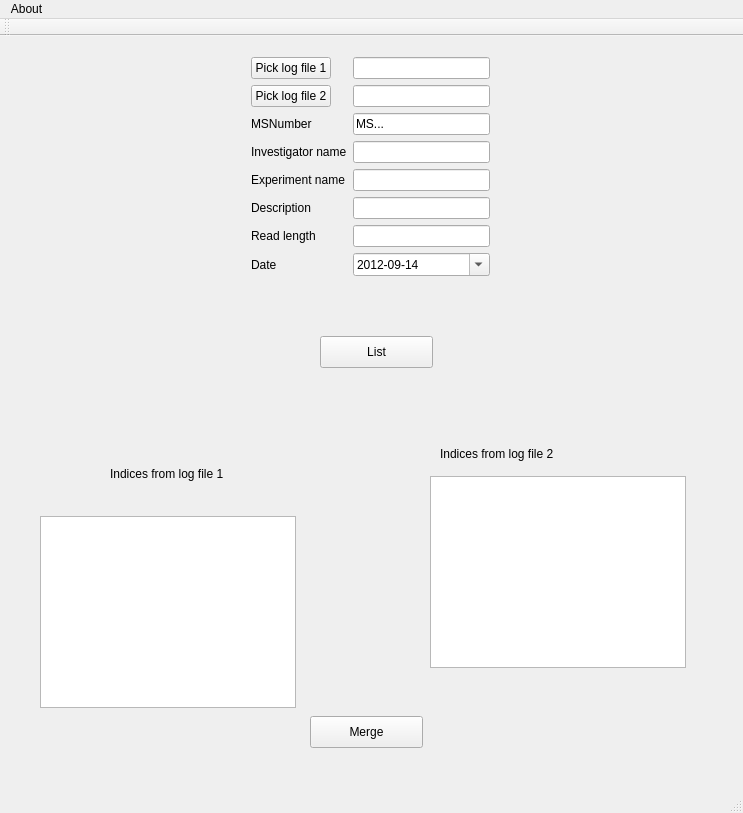
This is mainwindow.ui in medvir/neomerger as Qt 5 draws it before an edit. The edited form follows.
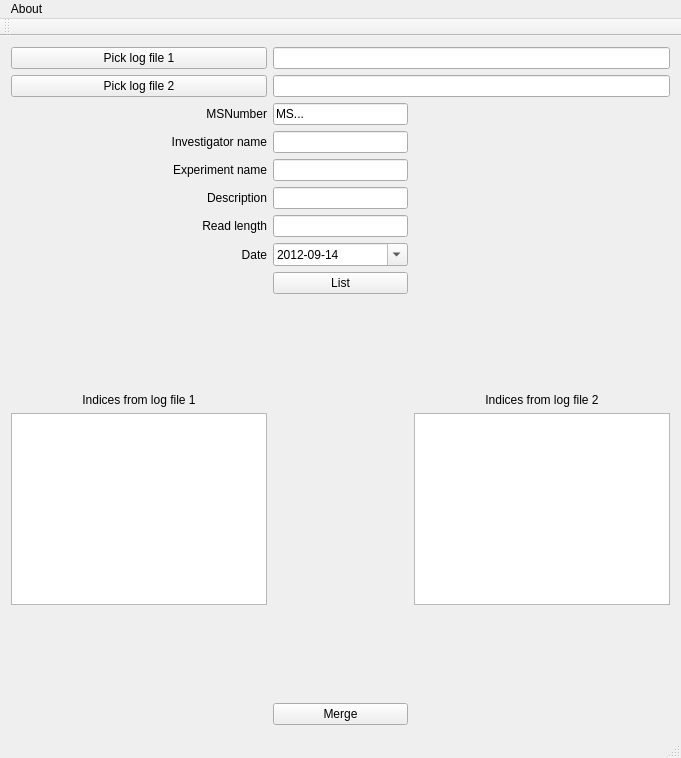
This is the edited form.

Commit message: Layed out, message in status bar says written file

Diff of the .ui file:
```diff
--- a/mainwindow.ui
+++ b/mainwindow.ui
@@ -6,99 +6,149 @@
    <rect>
     <x>0</x>
     <y>0</y>
-    <width>743</width>
-    <height>813</height>
+    <width>681</width>
+    <height>758</height>
    </rect>
   </property>
   <property name="windowTitle">
    <string>MainWindow</string>
   </property>
   <widget class="QWidget" name="centralWidget">
-   <widget class="QWidget" name="layoutWidget">
-    <property name="geometry">
-     <rect>
-      <x>240</x>
-      <y>10</y>
-      <width>261</width>
-      <height>279</height>
-     </rect>
-    </property>
-    <layout class="QFormLayout" name="formLayout">
-     <item row="0" column="0">
-      <widget class="QPushButton" name="log1Button">
+   <layout class="QGridLayout" name="gridLayout">
+    <item row="11" column="0">
+     <widget class="QListWidget" name="listWidget_1"/>
+    </item>
+    <item row="9" column="2">
+     <spacer name="verticalSpacer">
+      <property name="orientation">
+       <enum>Qt::Vertical</enum>
+      </property>
+      <property name="sizeHint" stdset="0">
+       <size>
+        <width>20</width>
+        <height>40</height>
+       </size>
+      </property>
+     </spacer>
+    </item>
+    <item row="10" column="3">
+     <widget class="QLabel" name="label_8">
        <property name="text">
-        <string>Pick log file 1</string>
-       </property>
-      </widget>
-     </item>
-     <item row="0" column="1">
+       <string>Indices from log file 2</string>
+      </property>
+      <property name="alignment">
+       <set>Qt::AlignCenter</set>
+      </property>
+     </widget>
+    </item>
+    <item row="10" column="0">
+     <widget class="QLabel" name="label_7">
+      <property name="text">
+       <string>Indices from log file 1</string>
+      </property>
+      <property name="alignment">
+       <set>Qt::AlignCenter</set>
+      </property>
+     </widget>
+    </item>
+    <item row="13" column="2">
+     <widget class="QPushButton" name="mergeButton">
+      <property name="text">
+       <string>Merge</string>
+      </property>
+     </widget>
+    </item>
+    <item row="0" column="2" colspan="2">
       <widget class="QLineEdit" name="log1_line"/>
      </item>
-     <item row="1" column="0">
-      <widget class="QPushButton" name="log2Button">
+    <item row="7" column="0">
+     <widget class="QLabel" name="label_6">
        <property name="text">
-        <string>Pick log file 2</string>
+       <string>Date</string>
+      </property>
+      <property name="alignment">
+       <set>Qt::AlignRight|Qt::AlignTrailing|Qt::AlignVCenter</set>
        </property>
       </widget>
      </item>
-     <item row="1" column="1">
-      <widget class="QLineEdit" name="log2_line"/>
-     </item>
      <item row="2" column="0">
       <widget class="QLabel" name="label">
        <property name="text">
         <string>MSNumber</string>
        </property>
-      </widget>
-     </item>
-     <item row="2" column="1">
-      <widget class="QLineEdit" name="MS_line">
-       <property name="text">
-        <string>MS...</string>
+      <property name="alignment">
+       <set>Qt::AlignRight|Qt::AlignTrailing|Qt::AlignVCenter</set>
        </property>
       </widget>
      </item>
-     <item row="3" column="0">
-      <widget class="QLabel" name="label_2">
+    <item row="3" column="2">
+     <widget class="QLineEdit" name="inv_line">
        <property name="text">
-        <string>Investigator name</string>
+       <string/>
        </property>
       </widget>
      </item>
-     <item row="3" column="1">
-      <widget class="QLineEdit" name="inv_line"/>
-     </item>
-     <item row="4" column="1">
-      <widget class="QLineEdit" name="exp_line"/>
-     </item>
      <item row="5" column="0">
       <widget class="QLabel" name="label_4">
        <property name="text">
         <string>Description</string>
        </property>
-      </widget>
-     </item>
-     <item row="5" column="1">
+      <property name="alignment">
+       <set>Qt::AlignRight|Qt::AlignTrailing|Qt::AlignVCenter</set>
+      </property>
+     </widget>
+    </item>
+    <item row="5" column="2">
       <widget class="QLineEdit" name="desc_line"/>
      </item>
+    <item row="2" column="2">
+     <widget class="QLineEdit" name="MS_line">
+      <property name="text">
+       <string>MS...</string>
+      </property>
+     </widget>
+    </item>
      <item row="6" column="0">
       <widget class="QLabel" name="label_5">
        <property name="text">
         <string>Read length</string>
        </property>
-      </widget>
-     </item>
-     <item row="6" column="1">
-      <widget class="QLineEdit" name="cycles_line"/>
-     </item>
-     <item row="7" column="0">
-      <widget class="QLabel" name="label_6">
+      <property name="alignment">
+       <set>Qt::AlignRight|Qt::AlignTrailing|Qt::AlignVCenter</set>
+      </property>
+     </widget>
+    </item>
+    <item row="4" column="2">
+     <widget class="QLineEdit" name="exp_line"/>
+    </item>
+    <item row="4" column="0">
+     <widget class="QLabel" name="label_3">
        <property name="text">
-        <string>Date</string>
-       </property>
-      </widget>
-     </item>
-     <item row="7" column="1">
+       <string>Experiment name</string>
+      </property>
+      <property name="alignment">
+       <set>Qt::AlignRight|Qt::AlignTrailing|Qt::AlignVCenter</set>
+      </property>
+     </widget>
+    </item>
+    <item row="3" column="0">
+     <widget class="QLabel" name="label_2">
+      <property name="text">
+       <string>Investigator name</string>
+      </property>
+      <property name="alignment">
+       <set>Qt::AlignRight|Qt::AlignTrailing|Qt::AlignVCenter</set>
+      </property>
+     </widget>
+    </item>
+    <item row="0" column="0">
+     <widget class="QPushButton" name="log1Button">
+      <property name="text">
+       <string>Pick log file 1</string>
+      </property>
+     </widget>
+    </item>
+    <item row="7" column="2">
       <widget class="QDateEdit" name="dateEdit">
        <property name="maximumDate">
         <date>
@@ -122,87 +172,43 @@
        </property>
       </widget>
      </item>
-     <item row="4" column="0">
-      <widget class="QLabel" name="label_3">
+    <item row="1" column="2" colspan="2">
+     <widget class="QLineEdit" name="log2_line"/>
+    </item>
+    <item row="11" column="3">
+     <widget class="QListWidget" name="listWidget_2"/>
+    </item>
+    <item row="1" column="0">
+     <widget class="QPushButton" name="log2Button">
        <property name="text">
-        <string>Experiment name</string>
+       <string>Pick log file 2</string>
        </property>
       </widget>
      </item>
-    </layout>
-   </widget>
+    <item row="6" column="2">
+     <widget class="QLineEdit" name="cycles_line"/>
+    </item>
+    <item row="8" column="2">
    <widget class="QPushButton" name="listButton">
-    <property name="geometry">
-     <rect>
-      <x>320</x>
-      <y>300</y>
-      <width>113</width>
-      <height>32</height>
-     </rect>
-    </property>
     <property name="text">
      <string>List</string>
     </property>
    </widget>
-   <widget class="QPushButton" name="mergeButton">
-    <property name="geometry">
-     <rect>
-      <x>310</x>
-      <y>680</y>
-      <width>113</width>
-      <height>32</height>
-     </rect>
-    </property>
-    <property name="text">
-     <string>Merge</string>
-    </property>
-   </widget>
-   <widget class="QListWidget" name="listWidget_1">
-    <property name="geometry">
-     <rect>
-      <x>40</x>
-      <y>480</y>
-      <width>256</width>
-      <height>192</height>
-     </rect>
-    </property>
-   </widget>
-   <widget class="QListWidget" name="listWidget_2">
-    <property name="geometry">
-     <rect>
-      <x>430</x>
-      <y>440</y>
-      <width>256</width>
-      <height>192</height>
-     </rect>
-    </property>
-   </widget>
-   <widget class="QLabel" name="label_7">
-    <property name="geometry">
-     <rect>
-      <x>110</x>
-      <y>430</y>
-      <width>141</width>
-      <height>16</height>
-     </rect>
-    </property>
-    <property name="text">
-     <string>Indices from log file 1</string>
-    </property>
-   </widget>
-   <widget class="QLabel" name="label_8">
-    <property name="geometry">
-     <rect>
-      <x>440</x>
-      <y>410</y>
-      <width>141</width>
-      <height>16</height>
-     </rect>
-    </property>
-    <property name="text">
-     <string>Indices from log file 2</string>
-    </property>
-   </widget>
+    </item>
+    <item row="12" column="2">
+     <spacer name="verticalSpacer_2">
+      <property name="orientation">
+       <enum>Qt::Vertical</enum>
+      </property>
+      <property name="sizeHint" stdset="0">
+       <size>
+        <width>20</width>
+        <height>40</height>
+       </size>
+      </property>
+     </spacer>
+    </item>
+   </layout>
   </widget>
   <widget class="QToolBar" name="mainToolBar">
    <attribute name="toolBarArea">
@@ -218,7 +224,7 @@
     <rect>
      <x>0</x>
      <y>0</y>
-     <width>743</width>
+     <width>681</width>
      <height>22</height>
     </rect>
    </property>
```
Lines whose indentation alone changed are shown as unchanged. The commit also changes 2 other files.
